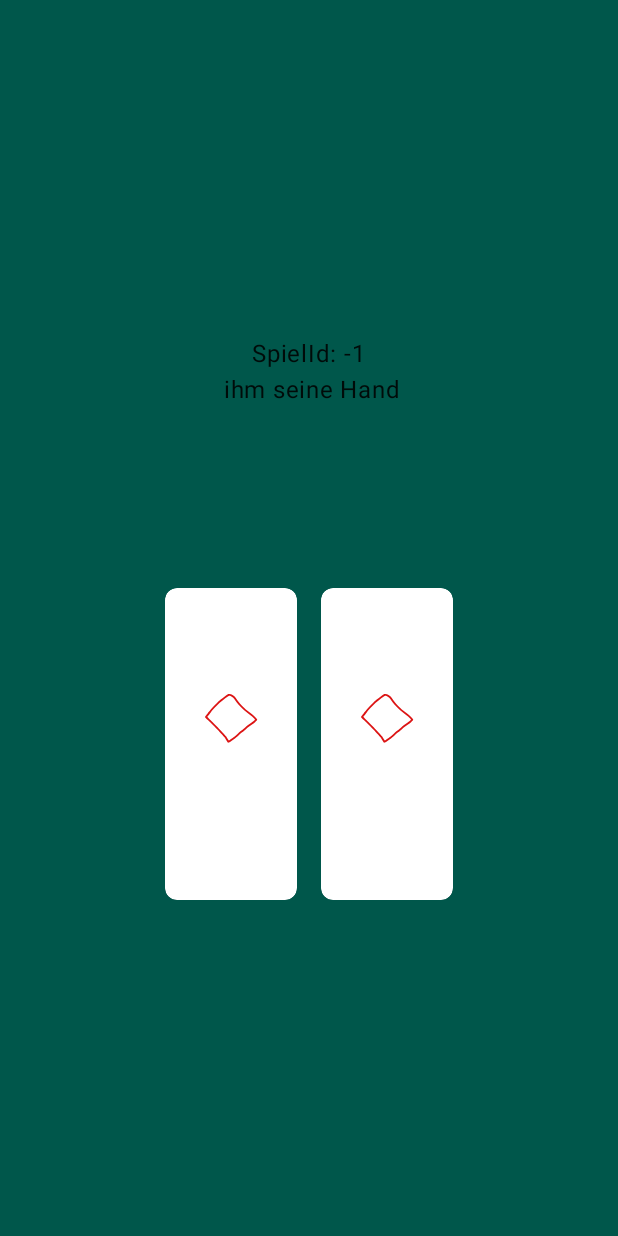
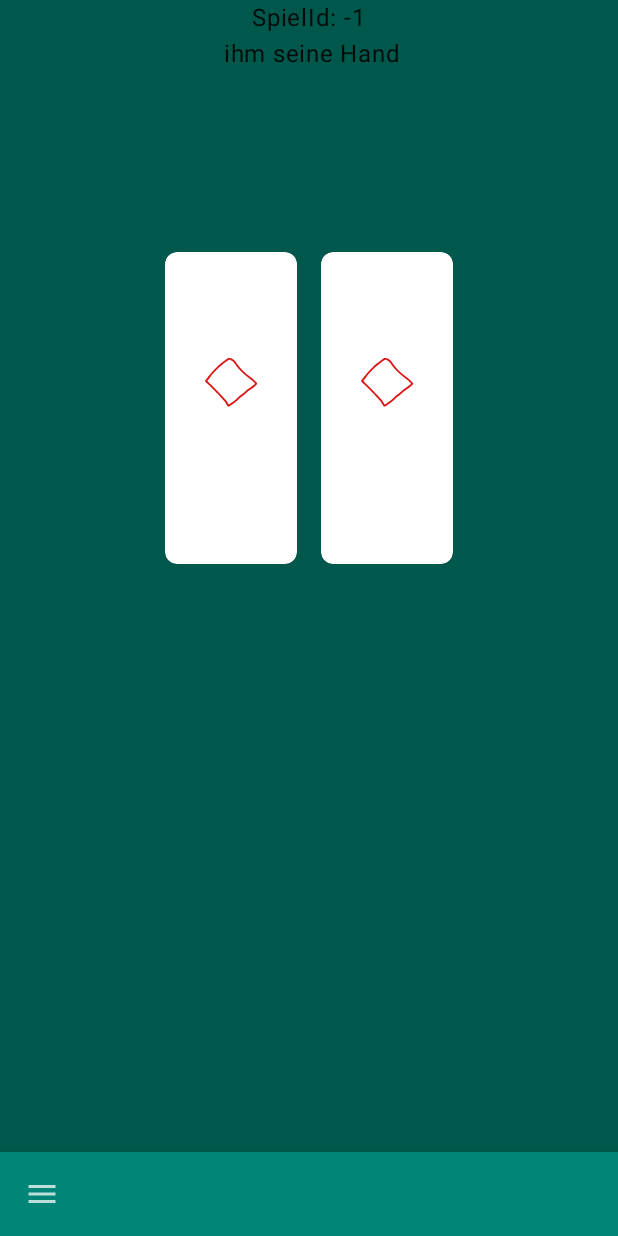
Before and after one commit to TimSta82/digital-card-dealer, an Android app built with Jetpack Compose: the composable PlayerHandScreen shown on its own in the app's theme, on a phone screen of 412 x 824 dp. Run offline under Robolectric (Android 15) with nearby library versions, the phone set to English and light mode, and no system bars; our stand-ins replace Firebase (no records; nobody signed in at launch, a user with empty details on screens opened directly).

Commit message:
basic: tweek bottomsheet , add some previews

```diff
--- a/app/src/main/java/de/digitaldealer/cardsplease/ui/MainActivity.kt
+++ b/app/src/main/java/de/digitaldealer/cardsplease/ui/MainActivity.kt
@@ -91,7 +91,7 @@ fun DefaultApp() {
 //                        },
 //                    )
                 ) {
-                    PlayerHandScreen(navController = navController)
+                    PlayerHandScreen()
                 }
             }
         }
--- a/app/src/main/java/de/digitaldealer/cardsplease/ui/main/player_device/player_hand/PlayerHandScreen.kt
+++ b/app/src/main/java/de/digitaldealer/cardsplease/ui/main/player_device/player_hand/PlayerHandScreen.kt
@@ -4,29 +4,29 @@ package de.digitaldealer.cardsplease.ui.main.player_device.player_hand
 
 import androidx.compose.foundation.background
 import androidx.compose.foundation.layout.*
-import androidx.compose.material.BottomSheetScaffold
-import androidx.compose.material.ExperimentalMaterialApi
-import androidx.compose.material.Text
-import androidx.compose.material.rememberBottomSheetScaffoldState
+import androidx.compose.material.*
+import androidx.compose.material.icons.Icons
+import androidx.compose.material.icons.filled.Menu
 import androidx.compose.runtime.*
 import androidx.compose.ui.Alignment
 import androidx.compose.ui.Modifier
 import androidx.compose.ui.res.colorResource
+import androidx.compose.ui.tooling.preview.Preview
 import androidx.compose.ui.unit.dp
 import androidx.lifecycle.viewmodel.compose.viewModel
-import androidx.navigation.NavController
 import de.digitaldealer.cardsplease.R
 import de.digitaldealer.cardsplease.domain.model.Hand
 import de.digitaldealer.cardsplease.domain.model.Player
 import de.digitaldealer.cardsplease.ui.extensions.collectAsStateLifecycleAware
 import de.digitaldealer.cardsplease.ui.main.composables.HandCard
+import kotlinx.coroutines.launch
 
 @Composable
-fun PlayerHandScreen(modifier: Modifier = Modifier, navController: NavController) {
+fun PlayerHandScreen(modifier: Modifier = Modifier) {
 
     val viewModel: PlayerHandViewModel = viewModel()
 
-    val bottomSheetScaffoldState = rememberBottomSheetScaffoldState()
+//    val bottomSheetScaffoldState = rememberBottomSheetScaffoldState()
     val scope = rememberCoroutineScope()
 
     val player by viewModel.player.collectAsStateLifecycleAware()
@@ -40,16 +40,49 @@ fun PlayerHandScreen(modifier: Modifier = Modifier, navController: NavController
         onDispose { viewModel.onStop() }
     }
 
-    BottomSheetScaffold(
+//    BottomSheetScaffold(
+//        sheetContent = {
+//            HandBottomSheet(hand = hand)
+//        },
+//        scaffoldState = bottomSheetScaffoldState,
+//    ) {
+//        /* Add code later */
+//    }
+
+    val bottomState = rememberModalBottomSheetState(ModalBottomSheetValue.Hidden)
+    val scaffoldState = rememberScaffoldState()
+    ModalBottomSheetLayout(
+        sheetState = bottomState,
         sheetContent = {
             HandBottomSheet(hand = hand)
-        },
-        scaffoldState = bottomSheetScaffoldState,
+        }
     ) {
-        /* Add code later */
+        Scaffold(
+            scaffoldState = scaffoldState,
+//            topBar = {
+//                TopAppBar(
+//                    title = {
+//                        Text(text = "TopAppBar")
+//                    }
+//                )
+//            },
+            bottomBar = {
+                BottomAppBar(modifier = Modifier) {
+                    IconButton(
+                        onClick = {
+                            scope.launch { bottomState.show() }
+                        }
+                    ) {
+                        Icon(Icons.Filled.Menu, contentDescription = "Localized description")
+                    }
+                }
+            },
+
+            content = { innerPadding ->
+                HandContent(player = player, hand = hand)
+            }
+        )
     }
-
-    HandContent(player = player, hand = hand)
 }
 
 @Composable
@@ -62,7 +95,7 @@ fun HandContent(
         modifier = Modifier
             .fillMaxSize()
             .background(color = colorResource(id = R.color.colorPrimaryDark)),
-        contentAlignment = Alignment.Center
+        contentAlignment = Alignment.TopCenter
     ) {
         Column(
             verticalArrangement = Arrangement.Center,
@@ -89,8 +122,29 @@ fun HandContent(
 
 @Composable
 fun HandBottomSheet(modifier: Modifier = Modifier, hand: Hand) {
-    Row {
-        HandCard(card = hand.one)
-        HandCard(card = hand.two)
+    Box(contentAlignment = Alignment.TopCenter, modifier = Modifier.padding(16.dp)) {
+        Row(horizontalArrangement = Arrangement.Center) {
+            HandCard(card = hand.one)
+            Spacer(modifier = Modifier.width(8.dp))
+            HandCard(card = hand.two)
+        }
     }
 }
+
+@Preview
+@Composable
+fun Preview_PlayerHandScreen(modifier: Modifier = Modifier) {
+    PlayerHandScreen()
+}
+
+@Preview
+@Composable
+fun Preview_HandContent(modifier: Modifier = Modifier) {
+    HandContent(player = Player(), hand = Hand())
+}
+
+@Preview
+@Composable
+fun Preview_HandBottomSheet(modifier: Modifier = Modifier) {
+    HandBottomSheet(hand = Hand())
+}
```
